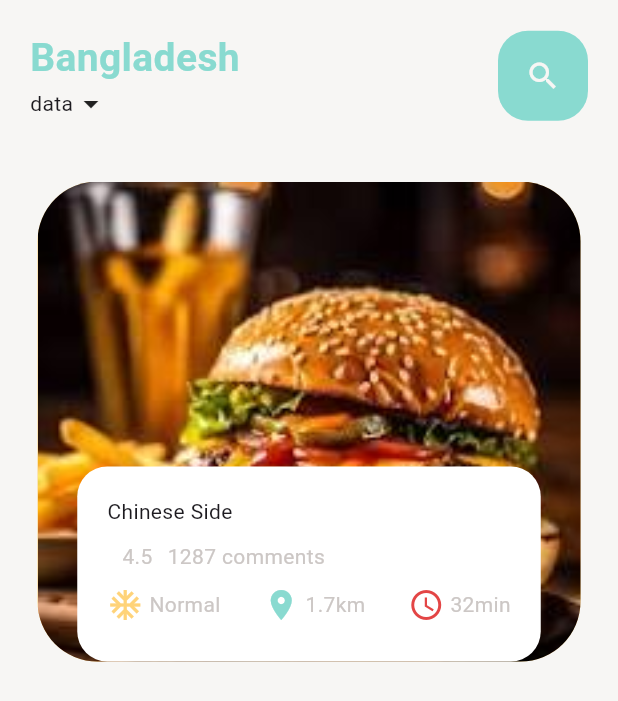
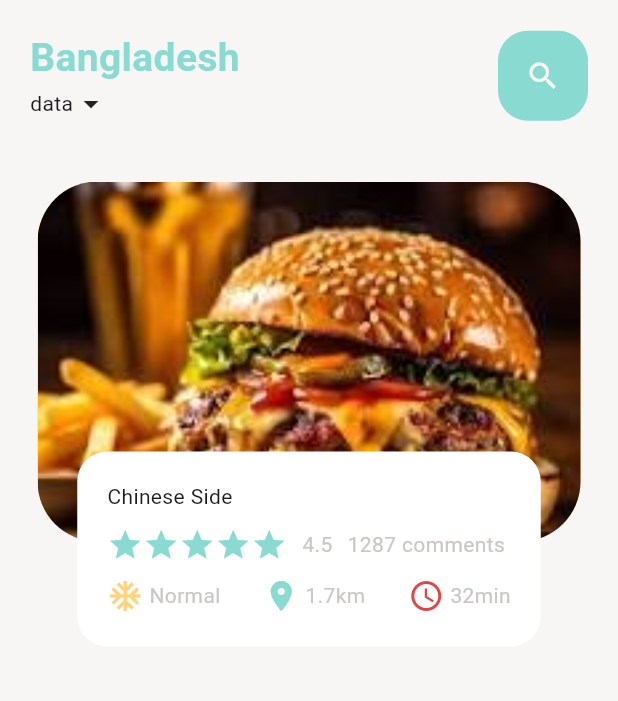
Before and after one commit to Xemsssa/food_delivery_apk, a Flutter app: the screen it shows after launch, on a phone screen of 412 x 824 dp. Shown: the top 701 px of the screen. Run offline on Flutter 3.47's test engine with Material 3 defaults, Android fonts, the phone set to English and light mode, and no system bars.

Commit message:
-home screen

```diff
--- /dev/null
+++ b/lib/screens/Widgets/delivery_parameters.dart
@@ -0,0 +1,43 @@
+import 'package:flutter/material.dart';
+import 'package:food_delivery_apk/utils/colors.dart';
+
+class DeliveryPrameters extends StatelessWidget {
+  const DeliveryPrameters({
+    super.key,
+  });
+
+  @override
+  Widget build(BuildContext context) {
+    return const Row(
+      mainAxisAlignment: MainAxisAlignment.spaceBetween,
+      children: [
+        Row(
+          children: [
+            Icon(Icons.ac_unit_sharp,
+             color: Styles.yellowColor,),
+            SizedBox(width: 4,)
+            // ,Text('Normal', style: Styles.headlineStyle,),
+            ,Text('Normal', style: TextStyle(
+              color: Styles.textColor
+            )),
+          ],
+        ),
+        Row(
+          children: [
+            Icon(Icons.location_on,
+            color: Styles.mainColor,),SizedBox(width: 4,),Text('1.7km', style: TextStyle(
+                color: Styles.textColor
+            )),
+          ],
+        ),
+        Row(
+          children: [
+            Icon(Icons.watch_later_outlined, color: Styles.redColor,),SizedBox(width: 4,),Text('32min', style: TextStyle(
+                color: Styles.textColor
+            )),
+          ],
+        )
+      ],
+    );
+  }
+}
--- a/lib/screens/Widgets/page_body.dart
+++ b/lib/screens/Widgets/page_body.dart
@@ -1,5 +1,8 @@
 import 'package:flutter/material.dart';
+import 'package:food_delivery_apk/screens/Widgets/users_reviews.dart';
 import 'package:food_delivery_apk/utils/colors.dart';
+
+import 'delivery_parameters.dart';
 
 class PageBody extends StatefulWidget {
   const PageBody({super.key});
@@ -27,7 +30,7 @@ class _PageBodyState extends State<PageBody> {
     return Stack(
       children: [
         Container(
-          // height: 320,
+          height: 240,
           // width: 200,
           margin: const EdgeInsets.only(left: 5,right: 5),
           decoration: BoxDecoration(
@@ -37,7 +40,6 @@ class _PageBodyState extends State<PageBody> {
                   fit: BoxFit.cover,
                   image: AssetImage(
                     'assets/images/food_image1.jpeg',
-
                   )
               )
           ),
@@ -45,6 +47,7 @@ class _PageBodyState extends State<PageBody> {
         Align(
           alignment: Alignment.bottomCenter,
           child: Container(
+            margin: EdgeInsets.only(bottom: 10),
             height: 130,
             width: size.width * 0.75,
             padding: EdgeInsets.all(20),
@@ -57,55 +60,9 @@ class _PageBodyState extends State<PageBody> {
               children: [
                 Text("Chinese Side"),
                 SizedBox(height: 10,),
-                Row(
-                  children: [
-                    Row(
-                      child: Icon(Icons.star,
-                        color: Styles.mainColor,
-                      ),
-                    ),
-                    SizedBox(width: 10,),
-                    Text("4.5", style: TextStyle(
-                      color: Styles.textColor
-                    )),
-                    SizedBox(width: 10,),
-                    Text("1287 comments", style:  TextStyle(
-                        color: Styles.textColor
-                    )),
-                  ]
-                ),
+                UsersReviews(),
                 SizedBox(height: 10,),
-                Row(
-                  mainAxisAlignment: MainAxisAlignment.spaceBetween,
-                  children: [
-                    Row(
-                      children: [
-                        Icon(Icons.ac_unit_sharp,
-                         color: Styles.yellowColor,),
-                        SizedBox(width: 4,)
-                        // ,Text('Normal', style: Styles.headlineStyle,),
-                        ,Text('Normal', style: TextStyle(
-                          color: Styles.textColor
-                        )),
-                      ],
-                    ),
-                    Row(
-                      children: [
-                        Icon(Icons.location_on,
-                        color: Styles.mainColor,),SizedBox(width: 4,),Text('1.7km', style: TextStyle(
-                            color: Styles.textColor
-                        )),
-                      ],
-                    ),
-                    Row(
-                      children: [
-                        Icon(Icons.watch_later_outlined, color: Styles.redColor,),SizedBox(width: 4,),Text('32min', style: TextStyle(
-                            color: Styles.textColor
-                        )),
-                      ],
-                    )
-                  ],
-                )
+                DeliveryPrameters()
               ],
             ),
           ),
--- /dev/null
+++ b/lib/screens/Widgets/users_reviews.dart
@@ -0,0 +1,39 @@
+import 'package:flutter/material.dart';
+import 'package:food_delivery_apk/utils/colors.dart';
+
+class UsersReviews extends StatelessWidget {
+  const UsersReviews({
+    super.key,
+  });
+
+  @override
+  Widget build(BuildContext context) {
+    return const Row(
+        children: [
+          Row(
+              children: [
+                Icon(Icons.star,
+                  color: Styles.mainColor,
+                ),Icon(Icons.star,
+                  color: Styles.mainColor,
+                ),Icon(Icons.star,
+                  color: Styles.mainColor,
+                ),Icon(Icons.star,
+                  color: Styles.mainColor,
+                ),Icon(Icons.star,
+                  color: Styles.mainColor,
+                ),
+              ]
+          ),
+          SizedBox(width: 10,),
+          Text("4.5", style: TextStyle(
+              color: Styles.textColor
+          )),
+          SizedBox(width: 10,),
+          Text("1287 comments", style:  TextStyle(
+              color: Styles.textColor
+          )),
+        ]
+    );
+  }
+}
--- a/lib/screens/home/home_screen.dart
+++ b/lib/screens/home/home_screen.dart
@@ -43,7 +43,7 @@ class HomeScreen extends StatelessWidget {
           Padding(
             padding: EdgeInsets.all(20),
             child: PageBody(),
-          )
+          ),
         ],
       ),
     );
```
